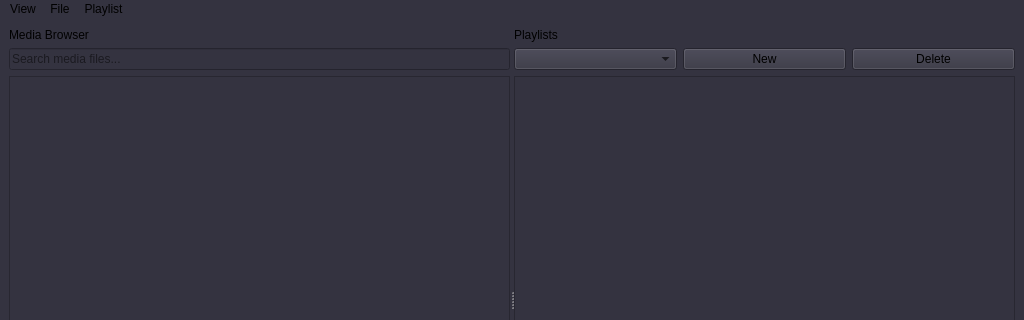
Old version of the form view/mainwindow.ui in the repository thinhth510/DATN_QT; both pictures show x 0 to 1024 and y 0 to 320 of the 1024 by 600 pixel window.
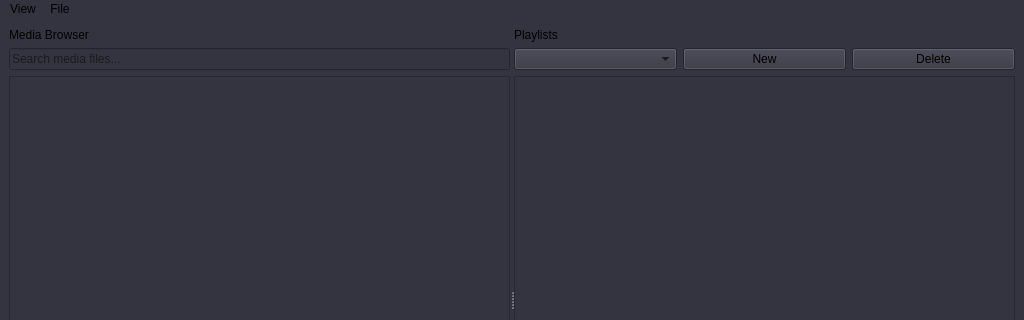
New version of the form. Icons and pictures are not drawn.

Patch:
```diff
--- a/view/mainwindow.ui
+++ b/view/mainwindow.ui
@@ -130,15 +130,6 @@
     <addaction name="actionOpen_Audio"/>
     <addaction name="actionOpen_Video"/>
    </widget>
-   <widget class="QMenu" name="menuPlaylist">
-    <property name="title">
-     <string>Playlist</string>
-    </property>
-    <addaction name="actionNewPlaylist"/>
-    <addaction name="actionDeletePlaylist"/>
-    <addaction name="separator"/>
-    <addaction name="actionSavePlaylist"/>
-   </widget>
    <widget class="QMenu" name="menuView">
     <property name="title">
      <string>View</string>
@@ -148,7 +139,6 @@
    </widget>
    <addaction name="menuView"/>
    <addaction name="menuFile"/>
-   <addaction name="menuPlaylist"/>
   </widget>
   <widget class="QStatusBar" name="statusbar"/>
   <action name="actionOpen_Audio">
```
Left out of the diff: 15 changed lines with no effect on the pictures.
